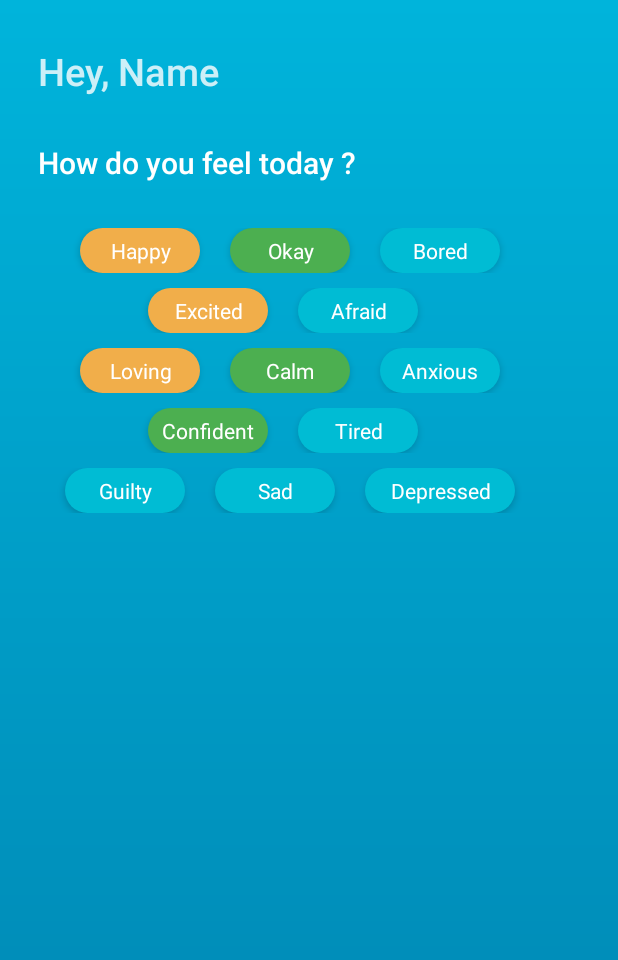
After one commit to gauravrai1/gateways2019, an Android app: the Question screen opened directly, with no data from a screen before it, on a phone screen of 412 x 824 dp. The commit adds this screen. Shown: the top 960 px of the screen. Run offline under Robolectric (Android 15) with nearby library versions, the light colour scheme and no system bars.

Commit message:
Question test page

```diff
--- a/app/src/main/AndroidManifest.xml
+++ b/app/src/main/AndroidManifest.xml
@@ -9,7 +9,8 @@
         android:roundIcon="@mipmap/ic_launcher_round"
         android:supportsRtl="true"
         android:theme="@style/AppTheme">
-        <activity android:name=".Home"></activity>
+        <activity android:name=".Question"></activity>
+        <activity android:name=".Home" />
         <activity android:name=".MainActivity">
             <intent-filter>
                 <action android:name="android.intent.action.MAIN" />
--- a/app/src/main/java/com/example/kaksha/Adapter/RecyclerViewCardAdapter.java
+++ b/app/src/main/java/com/example/kaksha/Adapter/RecyclerViewCardAdapter.java
@@ -9,6 +9,7 @@ import android.widget.TextView;
 
 import androidx.recyclerview.widget.RecyclerView;
 
+import com.example.kaksha.DB.TinyDB;
 import com.example.kaksha.Model.Card;
 import com.example.kaksha.R;
 
@@ -23,6 +24,7 @@ public class RecyclerViewCardAdapter extends RecyclerView.Adapter<RecyclerViewCa
     private View view;
     private RecyclerViewCardAdapter.MyViewHolder holder;
     private Context context;
+    private TinyDB db;
 
     //Context setting Function
     public RecyclerViewCardAdapter(Context context) {
@@ -31,6 +33,8 @@ public class RecyclerViewCardAdapter extends RecyclerView.Adapter<RecyclerViewCa
 
             this.context = context;
             inflater = LayoutInflater.from(context);
+
+            db = new TinyDB(context);
 
         }
 
@@ -53,6 +57,16 @@ public class RecyclerViewCardAdapter extends RecyclerView.Adapter<RecyclerViewCa
         //Fetching Data
         Card card = cards.get(position);
 
+        if(position == 0) {
+
+            holder.text.setText("Go away you retard!");
+
+        } else {
+
+            holder.text.setText(card.getTitle());
+
+        }
+
     }
 
     //Setting the arrayList
@@ -72,10 +86,14 @@ public class RecyclerViewCardAdapter extends RecyclerView.Adapter<RecyclerViewCa
     //View holder class, where all view components are defined
     class MyViewHolder extends RecyclerView.ViewHolder implements View.OnClickListener {
 
+        private TextView text;
+
         public MyViewHolder(View itemView) {
 
             super(itemView);
             itemView.setOnClickListener(this);
+
+            text = itemView.findViewById(R.id.text);
 
         }
 
--- a/app/src/main/java/com/example/kaksha/Home.java
+++ b/app/src/main/java/com/example/kaksha/Home.java
@@ -5,8 +5,10 @@ import androidx.recyclerview.widget.LinearLayoutManager;
 import androidx.recyclerview.widget.RecyclerView;
 
 import android.os.Bundle;
+import android.widget.TextView;
 
 import com.example.kaksha.Adapter.RecyclerViewCardAdapter;
+import com.example.kaksha.DB.TinyDB;
 import com.example.kaksha.Model.Card;
 
 import java.util.ArrayList;
@@ -17,6 +19,7 @@ public class Home extends AppCompatActivity {
     private RecyclerView recyclerView;
     private RecyclerViewCardAdapter adapter;
     private List<Card> cards = new ArrayList<>();
+    private TinyDB db;
 
     @Override
     protected void onCreate(Bundle savedInstanceState) {
@@ -25,15 +28,20 @@ public class Home extends AppCompatActivity {
 
         recyclerView = findViewById(R.id.recyclerView);
 
+        db = new TinyDB(Home.this);
+
         LinearLayoutManager linearLayoutManager = new LinearLayoutManager(Home.this, LinearLayoutManager.HORIZONTAL, false);
         recyclerView.setLayoutManager(linearLayoutManager);
         adapter = new RecyclerViewCardAdapter(Home.this);
         cards.add(new Card("Hey"));
-        cards.add(new Card("Hey"));
-        cards.add(new Card("Hey"));
-        cards.add(new Card("Hey"));
+        cards.add(new Card("Good morning"));
+        cards.add(new Card("Cheerful Vibes"));
+        cards.add(new Card("Let's play a game?"));
         adapter.setListContent(cards);
         recyclerView.setAdapter(adapter);
+
+        TextView name = findViewById(R.id.name);
+        name.setText(db.getString("name"));
 
     }
 
--- a/app/src/main/java/com/example/kaksha/MainActivity.java
+++ b/app/src/main/java/com/example/kaksha/MainActivity.java
@@ -2,21 +2,64 @@ package com.example.kaksha;
 
 import androidx.appcompat.app.AppCompatActivity;
 
+import android.app.Dialog;
 import android.content.Intent;
 import android.os.Bundle;
+import android.view.Window;
+import android.widget.EditText;
+import android.widget.TextView;
+
+import com.example.kaksha.DB.TinyDB;
 
 public class MainActivity extends AppCompatActivity {
+
+    private TinyDB db;
 
     @Override
     protected void onCreate(Bundle savedInstanceState) {
         super.onCreate(savedInstanceState);
         setContentView(R.layout.activity_main);
 
+        db = new TinyDB(MainActivity.this);
+
         findViewById(R.id.go).setOnClickListener(v -> {
 
-            startActivity(new Intent(MainActivity.this, Home.class));
+            Dialog dialog;
+            dialog = new Dialog(MainActivity.this);
+            dialog.getWindow().setBackgroundDrawableResource(android.R.color.transparent);
+            dialog.requestWindowFeature(Window.FEATURE_NO_TITLE);
+            dialog.setContentView(R.layout.dialog_name);
+
+            EditText name = dialog.findViewById(R.id.name);
+            TextView save = dialog.findViewById(R.id.save);
+
+            save.setOnClickListener(c -> {
+
+                String naam = name.getText().toString().trim();
+
+                if(naam.isEmpty()) {
+
+                    name.setHint("Enter your name to continue");
+
+                } else {
+
+                    db.putString("name",naam);
+
+                    startActivity(new Intent(MainActivity.this, Home.class));
+                    finish();
+
+
+                }
+
+            });
+
+            dialog.show();
+
 
         });
 
+
+
     }
+
 }
--- /dev/null
+++ b/app/src/main/java/com/example/kaksha/Question.java
@@ -0,0 +1,17 @@
+package com.example.kaksha;
+
+import androidx.appcompat.app.AppCompatActivity;
+
+import android.os.Bundle;
+
+public class Question extends AppCompatActivity {
+
+    @Override
+    protected void onCreate(Bundle savedInstanceState) {
+        super.onCreate(savedInstanceState);
+        setContentView(R.layout.activity_question);
+
+
+
+    }
+}
--- a/app/src/main/res/drawable/button_gradient_round.xml
+++ b/app/src/main/res/drawable/button_gradient_round.xml
@@ -2,8 +2,8 @@
 <shape xmlns:android="http://schemas.android.com/apk/res/android"
     android:shape="rectangle">
     <solid android:color="#0083B0" />
-    <corners android:bottomRightRadius="35dp"
-        android:bottomLeftRadius="35dp"
-        android:topRightRadius="35dp"
-        android:topLeftRadius="35dp"/>
+    <corners android:bottomRightRadius="5dp"
+        android:bottomLeftRadius="5dp"
+        android:topRightRadius="5dp"
+        android:topLeftRadius="5dp"/>
 </shape>
--- /dev/null
+++ b/app/src/main/res/drawable/button_round_blue.xml
@@ -0,0 +1,9 @@
+<?xml version="1.0" encoding="utf-8"?>
+<shape xmlns:android="http://schemas.android.com/apk/res/android"
+    android:shape="rectangle">
+    <solid android:color="#00BCD4" />
+    <corners android:bottomRightRadius="30dp"
+        android:bottomLeftRadius="30dp"
+        android:topRightRadius="30dp"
+        android:topLeftRadius="30dp"/>
+</shape>
--- /dev/null
+++ b/app/src/main/res/drawable/button_round_green.xml
@@ -0,0 +1,9 @@
+<?xml version="1.0" encoding="utf-8"?>
+<shape xmlns:android="http://schemas.android.com/apk/res/android"
+    android:shape="rectangle">
+    <solid android:color="#4CAF50" />
+    <corners android:bottomRightRadius="30dp"
+        android:bottomLeftRadius="30dp"
+        android:topRightRadius="30dp"
+        android:topLeftRadius="30dp"/>
+</shape>
--- /dev/null
+++ b/app/src/main/res/drawable/button_round_orange.xml
@@ -0,0 +1,9 @@
+<?xml version="1.0" encoding="utf-8"?>
+<shape xmlns:android="http://schemas.android.com/apk/res/android"
+    android:shape="rectangle">
+    <solid android:color="#F1AE4A" />
+    <corners android:bottomRightRadius="30dp"
+        android:bottomLeftRadius="30dp"
+        android:topRightRadius="30dp"
+        android:topLeftRadius="30dp"/>
+</shape>
--- /dev/null
+++ b/app/src/main/res/drawable/edit_text_grey.xml
@@ -0,0 +1,7 @@
+<?xml version="1.0" encoding="utf-8"?>
+<shape xmlns:android="http://schemas.android.com/apk/res/android" >
+    <stroke android:width="1dp"
+        android:color="@color/colorPrimary"/>
+    <corners
+        android:radius="1dp" />
+</shape>
--- a/app/src/main/res/layout/activity_home.xml
+++ b/app/src/main/res/layout/activity_home.xml
@@ -36,7 +36,7 @@
         app:layout_constraintVertical_bias="0.136" />
 
     <TextView
-        android:id="@+id/random1"
+        android:id="@+id/name"
         android:layout_width="wrap_content"
         android:layout_height="wrap_content"
         android:fontFamily="sans-serif-thin"
--- /dev/null
+++ b/app/src/main/res/layout/activity_question.xml
@@ -0,0 +1,261 @@
+<?xml version="1.0" encoding="utf-8"?>
+<androidx.constraintlayout.widget.ConstraintLayout xmlns:android="http://schemas.android.com/apk/res/android"
+    xmlns:app="http://schemas.android.com/apk/res-auto"
+    xmlns:tools="http://schemas.android.com/tools"
+    android:layout_width="match_parent"
+    android:background="@drawable/background"
+    android:layout_height="match_parent"
+    tools:context=".Question">
+
+    <ScrollView
+        android:layout_width="match_parent"
+        android:layout_height="match_parent">
+
+        <LinearLayout
+            android:orientation="vertical"
+            android:layout_width="match_parent"
+            android:layout_height="match_parent">
+
+            <TextView
+                android:alpha="0.8"
+                android:fontFamily="sans-serif-medium"
+                android:layout_marginTop="30dp"
+                android:layout_marginStart="25dp"
+                android:textSize="25dp"
+                android:textColor="@color/white"
+                android:id="@+id/name"
+                android:text="Hey, Name"
+                android:layout_width="match_parent"
+                android:layout_height="match_parent"/>
+
+            <TextView
+                android:fontFamily="sans-serif-medium"
+                android:layout_marginTop="30dp"
+                android:layout_marginStart="25dp"
+                android:textSize="20dp"
+                android:textColor="@color/white"
+                android:id="@+id/question1"
+                android:text="How do you feel today ?"
+                android:layout_width="match_parent"
+                android:layout_height="match_parent"/>
+
+            <LinearLayout
+                android:layout_marginTop="30dp"
+                android:orientation="vertical"
+                android:layout_width="match_parent"
+                android:layout_height="match_parent">
+
+                <LinearLayout
+                    android:gravity="center"
+                    android:orientation="horizontal"
+                    android:weightSum="3"
+                    android:layout_marginStart="25dp"
+                    android:layout_marginEnd="50dp"
+                    android:layout_width="match_parent"
+                    android:layout_height="match_parent">
+
+                    <TextView
+                        android:elevation="3dp"
+                        android:layout_marginEnd="10dp"
+                        android:padding="5dp"
+                        android:gravity="center"
+                        android:background="@drawable/button_round_orange"
+                        android:text="Happy"
+                        android:textColor="@color/white"
+                        android:layout_width="80dp"
+                        android:layout_height="match_parent"/>
+
+                    <TextView
+                        android:textColor="@color/white"
+                        android:elevation="3dp"
+                        android:layout_marginStart="10dp"
+                        android:padding="5dp"
+                        android:gravity="center"
+                        android:layout_marginEnd="10dp"
+                        android:background="@drawable/button_round_green"
+                        android:text="Okay"
+                        android:layout_width="80dp"
+                        android:layout_height="match_parent"/>
+
+                    <TextView
+                        android:layout_width="80dp"
+                        android:layout_height="match_parent"
+                        android:layout_marginStart="10dp"
+                        android:background="@drawable/button_round_blue"
+                        android:elevation="3dp"
+                        android:gravity="center"
+                        android:padding="5dp"
+                        android:text="Bored"
+                        android:textColor="@color/white" />
+
+                </LinearLayout>
+
+                <LinearLayout
+                    android:gravity="center"
+                    android:layout_marginTop="10dp"
+                    android:orientation="horizontal"
+                    android:weightSum="3"
+                    android:layout_marginStart="25dp"
+                    android:layout_marginEnd="50dp"
+                    android:layout_width="match_parent"
+                    android:layout_height="match_parent">
+
+                    <TextView
+                        android:elevation="3dp"
+                        android:layout_marginEnd="10dp"
+                        android:padding="5dp"
+                        android:gravity="center"
+                        android:background="@drawable/button_round_orange"
+                        android:text="Excited"
+                        android:textColor="@color/white"
+                        android:layout_width="80dp"
+                        android:layout_height="match_parent"/>
+
+                    <TextView
+                        android:textColor="@color/white"
+                        android:elevation="3dp"
+                        android:layout_marginStart="10dp"
+                        android:padding="5dp"
+                        android:gravity="center"
+                        android:layout_marginEnd="10dp"
+                        android:background="@drawable/button_round_blue"
+                        android:text="Afraid"
+                        android:layout_width="80dp"
+                        android:layout_height="match_parent"/>
+
+                </LinearLayout>
+
+                <LinearLayout
+                    android:layout_marginTop="10dp"
+                    android:gravity="center"
+                    android:orientation="horizontal"
+                    android:weightSum="3"
+                    android:layout_marginStart="25dp"
+                    android:layout_marginEnd="50dp"
+                    android:layout_width="match_parent"
+                    android:layout_height="match_parent">
+
+                    <TextView
+                        android:elevation="3dp"
+                        android:layout_marginEnd="10dp"
+                        android:padding="5dp"
+                        android:gravity="center"
+                        android:background="@drawable/button_round_orange"
+                        android:text="Loving"
+                        android:textColor="@color/white"
+                        android:layout_width="80dp"
+                        android:layout_height="match_parent"/>
+
+                    <TextView
+                        android:textColor="@color/white"
+                        android:elevation="3dp"
+                        android:layout_marginStart="10dp"
+                        android:padding="5dp"
+                        android:gravity="center"
+                        android:layout_marginEnd="10dp"
+                        android:background="@drawable/button_round_green"
+                        android:text="Calm"
+                        android:layout_width="80dp"
+                        android:layout_height="match_parent"/>
+
+                    <TextView
+                        android:layout_width="80dp"
+                        android:layout_height="match_parent"
+                        android:layout_marginStart="10dp"
+                        android:background="@drawable/button_round_blue"
+                        android:elevation="3dp"
+                        android:gravity="center"
+                        android:padding="5dp"
+                        android:text="Anxious"
+                        android:textColor="@color/white" />
+
+                </LinearLayout>
+
+                <LinearLayout
+                    android:gravity="center"
+                    android:layout_marginTop="10dp"
+                    android:orientation="horizontal"
+                    android:weightSum="3"
+                    android:layout_marginStart="25dp"
+                    android:layout_marginEnd="50dp"
+                    android:layout_width="match_parent"
+                    android:layout_height="match_parent">
+
+                    <TextView
+                        android:elevation="3dp"
+                        android:layout_marginEnd="10dp"
+                        android:padding="5dp"
+                        android:gravity="center"
+                        android:background="@drawable/button_round_green"
+                        android:text="Confident"
+                        android:textColor="@color/white"
+                        android:layout_width="80dp"
+                        android:layout_height="match_parent"/>
+
+                    <TextView
+                        android:textColor="@color/white"
+                        android:elevation="3dp"
+                        android:layout_marginStart="10dp"
+                        android:padding="5dp"
+                        android:gravity="center"
+                        android:layout_marginEnd="10dp"
+                        android:background="@drawable/button_round_blue"
+                        android:text="Tired"
+                        android:layout_width="80dp"
+                        android:layout_height="match_parent"/>
+
+                </LinearLayout>
+
+                <LinearLayout
+                    android:layout_marginTop="10dp"
+                    android:gravity="center"
+                    android:orientation="horizontal"
+                    android:weightSum="3"
+                    android:layout_marginStart="25dp"
+                    android:layout_marginEnd="50dp"
+                    android:layout_width="match_parent"
+                    android:layout_height="match_parent">
+
+                    <TextView
+                        android:elevation="3dp"
+                        android:layout_marginEnd="10dp"
+                        android:padding="5dp"
+                        android:gravity="center"
+                        android:background="@drawable/button_round_blue"
+                        android:text="Guilty"
+                        android:textColor="@color/white"
+                        android:layout_width="80dp"
+                        android:layout_height="match_parent"/>
+
+                    <TextView
+                        android:textColor="@color/white"
+                        android:elevation="3dp"
+                        android:layout_marginStart="10dp"
+                        android:padding="5dp"
+                        android:gravity="center"
+                        android:layout_marginEnd="10dp"
+                        android:background="@drawable/button_round_blue"
+                        android:text="Sad"
+                        android:layout_width="80dp"
+                        android:layout_height="match_parent"/>
+
+                    <TextView
+                        android:layout_width="100dp"
+                        android:layout_height="match_parent"
+                        android:layout_marginStart="10dp"
+                        android:background="@drawable/button_round_blue"
+                        android:elevation="3dp"
+                        android:gravity="center"
+                        android:padding="5dp"
+                        android:text="Depressed"
+                        android:textColor="@color/white" />
+
+                </LinearLayout>
+
+            </LinearLayout>
+
+        </LinearLayout>
+
+    </ScrollView>
+
+</androidx.constraintlayout.widget.ConstraintLayout>
--- a/app/src/main/res/layout/dialog_name.xml
+++ b/app/src/main/res/layout/dialog_name.xml
@@ -16,6 +16,7 @@
         android:layout_height="50dp">
 
         <TextView
+            android:fontFamily="sans-serif-light"
             android:id="@+id/title"
             android:textStyle="bold"
             android:textSize="17sp"
@@ -28,23 +29,23 @@
 
     </RelativeLayout>
 
-
-
     <LinearLayout
         android:layout_marginTop="40dp"
         android:padding="25dp"
         android:layout_width="match_parent"
-        android:layout_height="match_parent"
+        android:layout_height="wrap_content"
         android:orientation="vertical">
 
         <EditText
-            android:id="@+id/editor"
+            android:fontFamily="sans-serif-medium"
+            android:background="@drawable/edit_text_grey"
+            android:id="@+id/name"
             android:gravity="start"
-            android:minLines="2"
+            android:minLines="1"
             android:hint="Your name"
             android:paddingTop="7dp"
             android:paddingBottom="7dp"
-            android:maxLines="5"
+            android:maxLines="1"
             android:paddingStart="15dp"
             android:paddingEnd="15dp"
             android:layout_marginBottom="10dp"
@@ -52,6 +53,8 @@
             android:layout_height="wrap_content" />
 
         <TextView
+            android:fontFamily="sans-serif-medium"
+            android:alpha="0.8"
             android:layout_centerInParent="true"
             android:layout_weight="1"
             android:id="@+id/save"
--- a/app/src/main/res/layout/home_card.xml
+++ b/app/src/main/res/layout/home_card.xml
@@ -28,6 +28,7 @@
             app:srcCompat="@drawable/icon_love" />
 
         <TextView
+            android:id="@+id/text"
             android:alpha="0.7"
             android:layout_marginTop="15dp"
             android:textColor="@color/white"
--- a/app/src/main/res/values/colors.xml
+++ b/app/src/main/res/values/colors.xml
@@ -1,8 +1,8 @@
 <?xml version="1.0" encoding="utf-8"?>
 <resources>
-    <color name="colorPrimary">#008577</color>
-    <color name="colorPrimaryDark">#00574B</color>
-    <color name="colorAccent">#D81B60</color>
+    <color name="colorPrimary">#0083B0</color>
+    <color name="colorPrimaryDark">#0083B0</color>
+    <color name="colorAccent">#0083B0</color>
     <color name="white">#FFFFFF</color>
     <color name="black">#000000</color>
     <color name="brandBlue">#0083B0</color>
```
